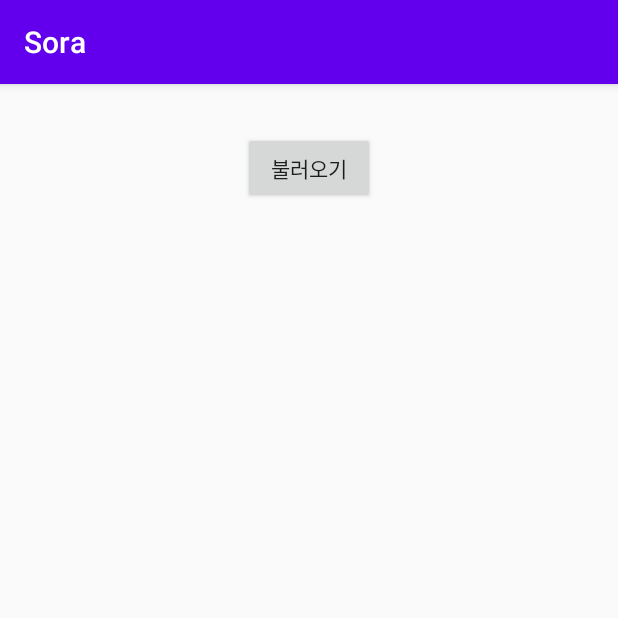
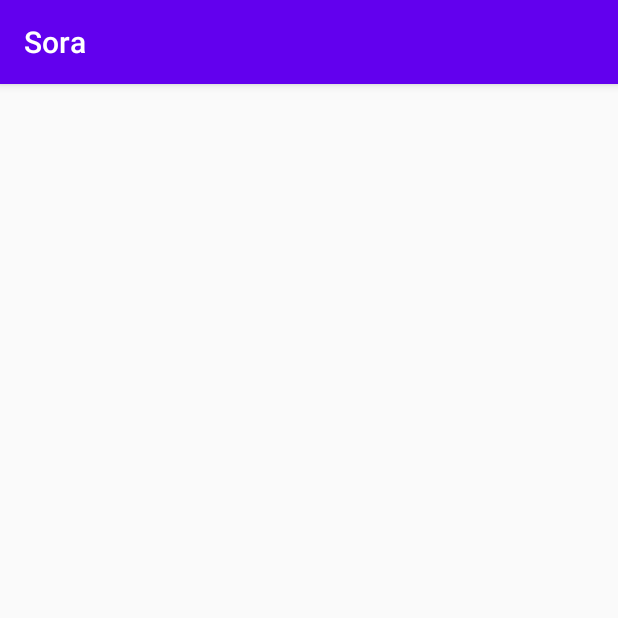
Before and after one commit to yoonkyoungchoi/JAVA_SORA, an Android app: the QuestionListActivity screen opened directly, with no data from a screen before it, on a phone screen of 412 x 824 dp, the top half of it. Run offline under Robolectric (Android 15) with nearby library versions, the phone set to English and light mode, and no system bars; our stand-ins replace Firebase (no records; nobody signed in at launch, a user with empty details on screens opened directly).

Commit message:
일기 구현#13

```diff
--- a/app/src/main/AndroidManifest.xml
+++ b/app/src/main/AndroidManifest.xml
@@ -13,10 +13,11 @@
         android:theme="@style/AppTheme">
         <activity android:name=".QuestionListActivity" />
         <activity android:name=".Question" />
-        <activity android:name=".MainActivity"/>
+        <activity android:name=".MainActivity">
             <intent-filter>
                 <action android:name="android.intent.action.MAIN" />
                 <category android:name="android.intent.category.LAUNCHER" />
             </intent-filter>
+        </activity>
     </application>
 </manifest>
--- a/app/src/main/java/kr/hs/emirim/sora/ContextAdapter.java
+++ b/app/src/main/java/kr/hs/emirim/sora/ContextAdapter.java
@@ -32,8 +32,8 @@ public class ContextAdapter extends RecyclerView.Adapter<ContextAdapter.ViewHold
 
     @Override
     public void onBindViewHolder(@NonNull ViewHolder viewHolder, int i) {
-        viewHolder.question.setText(contexts_item.get(i).getQuestions());
-        viewHolder.answer.setText(contexts_item.get(i).getAnswer());
+        viewHolder.question.setText("질문 : " + contexts_item.get(i).getQuestions());
+        viewHolder.answer.setText("답 : " + contexts_item.get(i).getAnswer());
     }
 
     @Override
--- a/app/src/main/java/kr/hs/emirim/sora/QuestionListActivity.java
+++ b/app/src/main/java/kr/hs/emirim/sora/QuestionListActivity.java
@@ -20,7 +20,7 @@ import com.google.firebase.database.FirebaseDatabase;
 
 import java.util.ArrayList;
 
-public class QuestionListActivity extends AppCompatActivity implements View.OnClickListener, ContextviewListener{
+public class QuestionListActivity extends AppCompatActivity implements ContextviewListener{
 
     private ArrayList<SoraContext> contextsItem = null;
     private ContextAdapter contextAdapter = null;
@@ -35,11 +35,6 @@ public class QuestionListActivity extends AppCompatActivity implements View.OnCl
 
         init();
         initView();
-    }
-
-    @Override
-    protected void onStart() {
-        super.onStart();
         addChildEvent();
     }
 
@@ -78,21 +73,11 @@ public class QuestionListActivity extends AppCompatActivity implements View.OnCl
         });
     }
 
-    @Override
-    public void onClick(View view) {
-        switch (view.getId()) {
-            case R.id.read_data_btn :
-                addChildEvent();
-        }
-    }
-
     private void init(){
         contextsItem = new ArrayList<>();
     }
 
     private  void initView(){
-        Button regbtn = (Button)findViewById(R.id.read_data_btn);
-        regbtn.setOnClickListener(this);
         RecyclerView.LayoutManager layoutManager = new LinearLayoutManager(this);
         RecyclerView recyclerView = (RecyclerView)findViewById(R.id.question_list_view);
         contextAdapter= new ContextAdapter(contextsItem,this,this);
--- a/app/src/main/res/layout/activity_question_list.xml
+++ b/app/src/main/res/layout/activity_question_list.xml
@@ -6,24 +6,12 @@
     android:layout_height="match_parent"
     tools:context=".QuestionListActivity">
 
-    <Button
-        android:id="@+id/read_data_btn"
-        android:layout_width="wrap_content"
-        android:layout_height="wrap_content"
-        android:layout_marginTop="32dp"
-        android:text="불러오기"
-        app:layout_constraintEnd_toEndOf="parent"
-        app:layout_constraintStart_toStartOf="parent"
-        app:layout_constraintTop_toTopOf="parent" />
-
     <androidx.recyclerview.widget.RecyclerView
         android:id="@+id/question_list_view"
         android:layout_width="match_parent"
-        android:layout_height="0dp"
-        android:layout_marginTop="32dp"
+        android:layout_height="match_parent"
         app:layout_constraintBottom_toBottomOf="parent"
         app:layout_constraintEnd_toEndOf="parent"
         app:layout_constraintHorizontal_bias="0.0"
-        app:layout_constraintStart_toStartOf="parent"
-        app:layout_constraintTop_toBottomOf="@+id/read_data_btn" />
+        app:layout_constraintStart_toStartOf="parent" />
 </androidx.constraintlayout.widget.ConstraintLayout>
```
